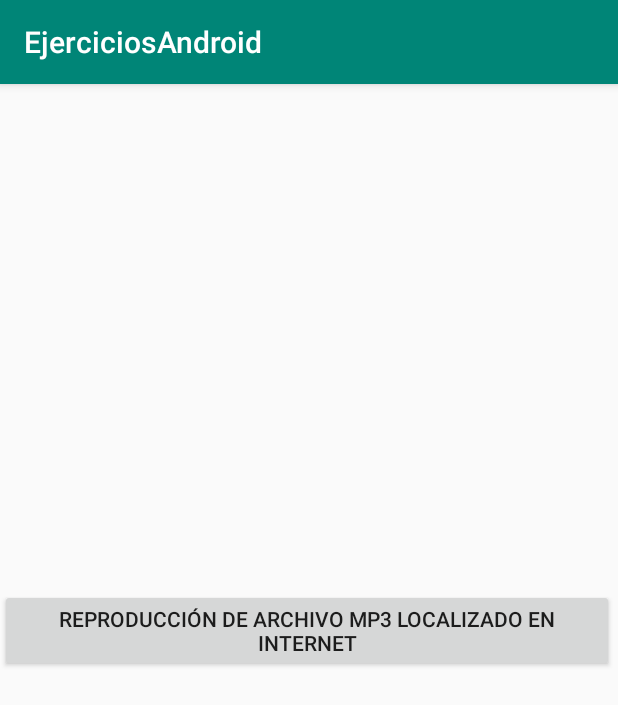
After one commit to daliss228/EjerciciosAndroid, an Android app: the Ejercicio26 screen opened directly, with no data from a screen before it, on a phone screen of 412 x 824 dp. The commit adds this screen. Shown: the top 705 px of the screen. Run offline under Robolectric (Android 15) with nearby library versions, the phone set to English and light mode, and no system bars.

Commit message:
Añadido: Ejercicio 26

```diff
--- /dev/null
+++ b/app/src/main/java/com/example/ejerciciosandroid/Ejercicio26.java
@@ -0,0 +1,35 @@
+package com.example.ejerciciosandroid;
+
+import androidx.appcompat.app.AppCompatActivity;
+
+import android.media.MediaPlayer;
+import android.os.Bundle;
+import android.view.View;
+import android.widget.Toast;
+
+import java.io.IOException;
+
+public class Ejercicio26 extends AppCompatActivity {
+
+    @Override
+    protected void onCreate(Bundle savedInstanceState) {
+        super.onCreate(savedInstanceState);
+        setContentView(R.layout.activity_ejercicio26);
+    }
+
+    public void ejecutar (View view){
+        MediaPlayer mp = new MediaPlayer();
+
+        try{
+            //Probar con un enlace de música
+
+            mp.setDataSource("http://192.168.100.230/ej26/musica/Liam-Payne-J-Balvin-Familiar-0.mp3");
+            mp.prepare();
+            mp.start();
+        } catch (IOException e) {
+            Toast.makeText(this, "No Funciona el Link", Toast.LENGTH_SHORT).show();
+        }
+
+    }
+
+}
--- a/app/src/main/res/layout/activity_ejercicio15.xml
+++ b/app/src/main/res/layout/activity_ejercicio15.xml
@@ -42,6 +42,7 @@
                 android:layout_width="wrap_content"
                 android:layout_height="wrap_content"
                 android:layout_weight="1"
+                android:onClick="recuperar"
                 android:text="Recuperar" />
         </LinearLayout>
 
--- /dev/null
+++ b/app/src/main/res/layout/activity_ejercicio26.xml
@@ -0,0 +1,25 @@
+<?xml version="1.0" encoding="utf-8"?>
+<androidx.constraintlayout.widget.ConstraintLayout xmlns:android="http://schemas.android.com/apk/res/android"
+    xmlns:app="http://schemas.android.com/apk/res-auto"
+    xmlns:tools="http://schemas.android.com/tools"
+    android:layout_width="match_parent"
+    android:layout_height="match_parent"
+    tools:context=".Ejercicio26">
+
+    <LinearLayout
+        android:layout_width="409dp"
+        android:layout_height="729dp"
+        android:orientation="vertical"
+        tools:layout_editor_absoluteX="1dp"
+        tools:layout_editor_absoluteY="1dp"
+        android:gravity="center"
+        >
+
+        <Button
+            android:id="@+id/button15"
+            android:layout_width="match_parent"
+            android:layout_height="wrap_content"
+            android:onClick="ejecutar"
+            android:text="REPRODUCCIÓN DE ARCHIVO MP3 LOCALIZADO EN INTERNET" />
+    </LinearLayout>
+</androidx.constraintlayout.widget.ConstraintLayout>
--- a/app/src/main/res/layout/activity_main.xml
+++ b/app/src/main/res/layout/activity_main.xml
@@ -42,7 +42,8 @@
             android:id="@+id/button4"
             android:layout_width="match_parent"
             android:layout_height="wrap_content"
-            android:text="Button" />
+            android:onClick="ejercicio26"
+            android:text="REPRODUCTOR MP3 WEB" />
 
         <Button
             android:id="@+id/button5"
```
Also changed, not shown: app/src/main/AndroidManifest.xml (+6 -2 lines), app/src/main/java/com/example/ejerciciosandroid/Ejercicio15.java (+35 -0 lines), app/src/main/java/com/example/ejerciciosandroid/MainActivity.java (+7 -0 lines).
